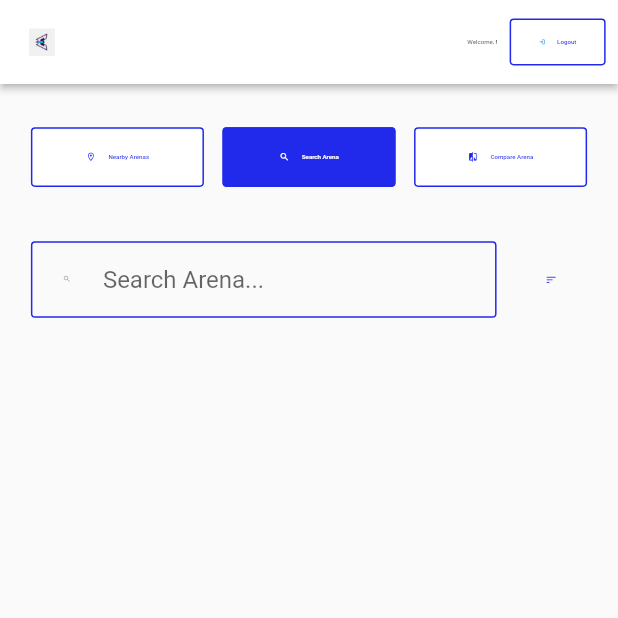
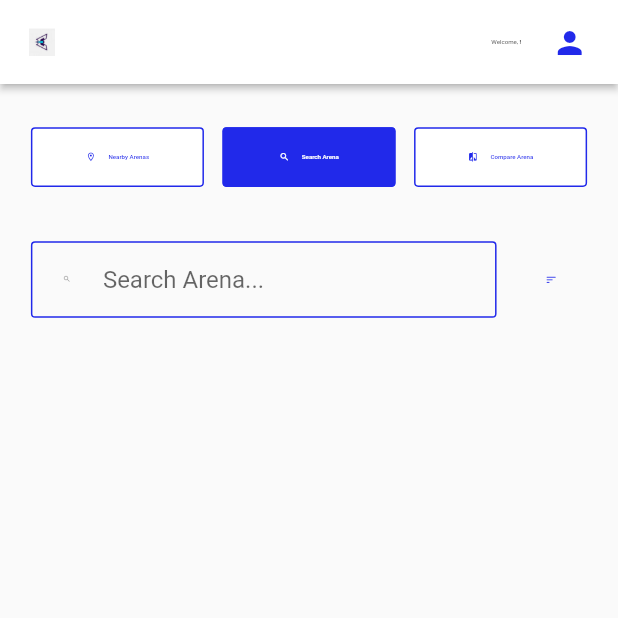
Before and after one commit to Addin15/e_futbol_flutter, a Flutter app: the Home screen opened directly, after a tap on "Search Arena", on a phone screen of 412 x 824 dp, the top half of it. Run offline on Flutter 3.47's test engine with Material 2 defaults, Android fonts, the phone set to English and light mode, and no system bars; our stand-ins replace flutter_spinkit, hive_flutter, sizer; accounts and stored records are empty.

Commit message:
change nav ui

```diff
--- a/lib/pages/web/consumer/home.dart
+++ b/lib/pages/web/consumer/home.dart
@@ -2,7 +2,6 @@ import 'package:e_futbol_flutter/auth.dart';
 import 'package:e_futbol_flutter/constants/color.dart';
 import 'package:e_futbol_flutter/constants/widget.dart';
 import 'package:e_futbol_flutter/models/arena.dart';
-import 'package:flutter/cupertino.dart';
 import 'package:flutter/material.dart';
 import 'package:provider/provider.dart';
 import 'package:sizer/sizer.dart';
@@ -12,6 +11,11 @@ class Home extends StatefulWidget {
 
   @override
   State<Home> createState() => _HomeState();
+}
+
+enum MenuItem {
+  history,
+  logout,
 }
 
 class _HomeState extends State<Home> {
@@ -61,36 +65,57 @@ class _HomeState extends State<Home> {
           ],
         ),
         SizedBox(width: 2.w),
-        Container(
-          margin: EdgeInsets.symmetric(vertical: 1.5.h),
-          child: TextButton.icon(
-            icon: Icon(
-              Icons.login_outlined,
-              size: 3.sp,
-            ),
-            style: TextButton.styleFrom(
-              padding: EdgeInsets.symmetric(
-                horizontal: 1.5.w,
-              ),
-              backgroundColor: Colors.white,
-              shape: RoundedRectangleBorder(
-                borderRadius: BorderRadius.circular(2.sp),
-                side: BorderSide(color: primary, width: 1),
+        PopupMenuButton(
+          icon: Icon(
+            Icons.person,
+            color: primary,
+          ),
+          padding: EdgeInsets.symmetric(horizontal: 2.w, vertical: 2.h),
+          shape:
+              RoundedRectangleBorder(borderRadius: BorderRadius.circular(2.sp)),
+          offset: Offset(0, 8.h),
+          onSelected: (value) {
+            if (value == MenuItem.history) {
+            } else if (value == MenuItem.logout) {
+              authService.logout();
+            }
+          },
+          itemBuilder: (context) => [
+            PopupMenuItem(
+              value: MenuItem.history,
+              child: Row(
+                children: [
+                  Icon(
+                    Icons.history_outlined,
+                    size: 3.sp,
+                    color: primary,
+                  ),
+                  SizedBox(width: 1.w),
+                  Text(
+                    'Booking History',
+                    style: TextStyle(color: primary, fontSize: 3.sp),
+                  ),
+                ],
               ),
             ),
-            onPressed: () {
-              setState(() {
-                authService.logout();
-              });
-            },
-            label: Text(
-              'Logout',
-              style: TextStyle(
-                color: primary,
-                fontSize: 3.sp,
+            PopupMenuItem(
+              value: MenuItem.logout,
+              child: Row(
+                children: [
+                  Icon(
+                    Icons.logout_outlined,
+                    size: 3.sp,
+                    color: primary,
+                  ),
+                  SizedBox(width: 1.w),
+                  Text(
+                    'Logout',
+                    style: TextStyle(color: primary, fontSize: 3.sp),
+                  ),
+                ],
               ),
             ),
-          ),
+          ],
         ),
         SizedBox(width: 2.w),
       ],
@@ -758,7 +783,9 @@ class _CompareArenaState extends State<CompareArena> {
                       child: ClipRRect(
                         borderRadius: BorderRadius.circular(2.sp),
                         child: IconButton(
-                          onPressed: () {},
+                          onPressed: () {
+                            selectArena(1);
+                          },
                           iconSize: 15.sp,
                           icon: Image.asset(
                             'icons/add.png',
```
